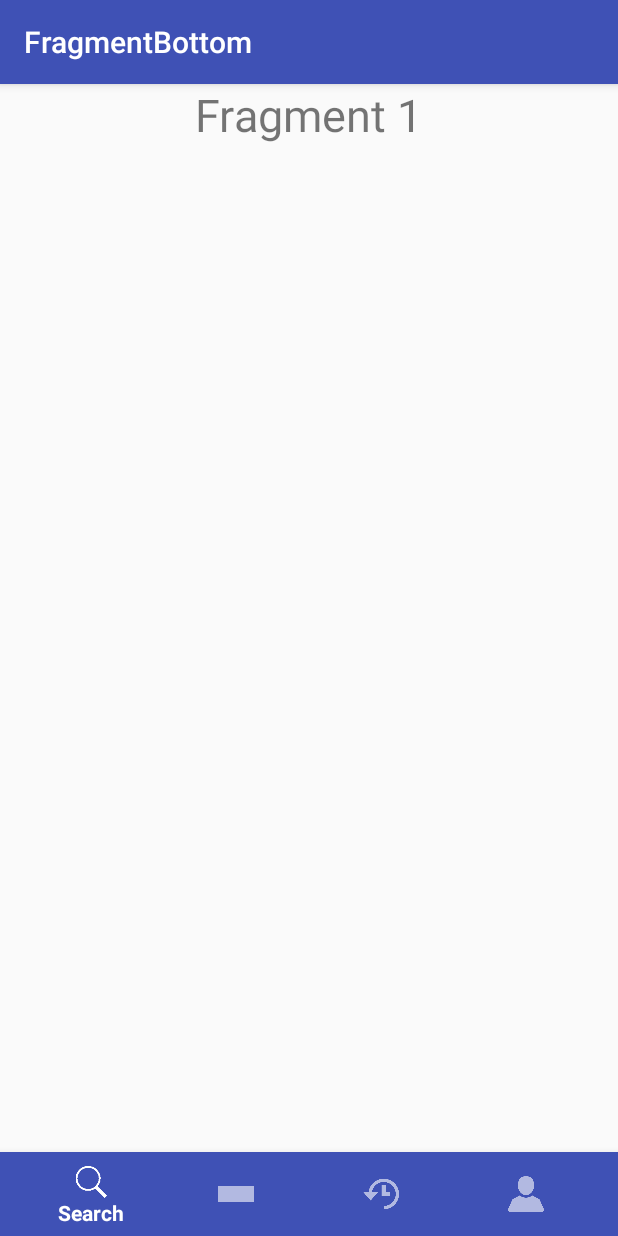
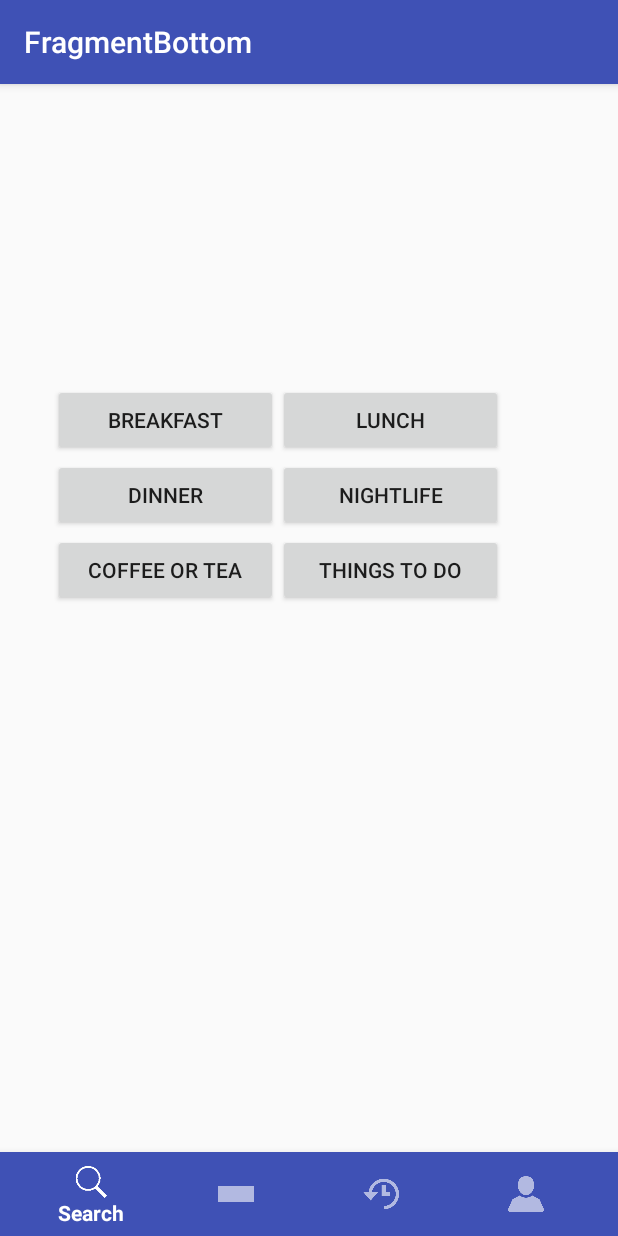
Before and after one commit to Abdul-Razzak/Project, an Android app: the ItemOneFragment screen opened directly, with no data from a screen before it, on a phone screen of 412 x 824 dp. Run offline under Robolectric (Android 15) with nearby library versions, the phone set to English and light mode, and no system bars.

Commit message:
Added buttons and changed user profile fields

```diff
--- a/app/src/main/res/layout/activity_edit_profile.xml
+++ b/app/src/main/res/layout/activity_edit_profile.xml
@@ -32,32 +32,32 @@
         android:textColorHint="#bbbbbb" />
 
     <EditText
-        android:id="@+id/eUserName"
+        android:id="@+id/eNumber"
         android:layout_width="match_parent"
         android:layout_height="wrap_content"
         android:padding="10dp"
         android:background="@drawable/text_not_curve"
-        android:hint="User Name"
+        android:hint="Phone Number"
         android:layout_marginBottom="10dp"
         android:textColorHint="#bbbbbb" />
 
     <EditText
-        android:id="@+id/eAge"
+        android:id="@+id/eGender"
         android:layout_width="match_parent"
         android:layout_height="wrap_content"
         android:padding="10dp"
         android:background="@drawable/text_not_curve"
-        android:hint="Age"
+        android:hint="Gender"
         android:layout_marginBottom="10dp"
         android:textColorHint="#bbbbbb" />
 
     <EditText
-        android:id="@+id/eCity"
+        android:id="@+id/eBio"
         android:layout_width="match_parent"
         android:layout_height="wrap_content"
         android:padding="10dp"
         android:background="@drawable/text_not_curve"
-        android:hint="City"
+        android:hint="Bio"
         android:layout_marginBottom="10dp"
         android:textColorHint="#bbbbbb" />
 
@@ -93,7 +93,7 @@
         android:layout_width="match_parent"
         android:layout_height="wrap_content"
         android:padding="10dp"
-        android:text="UPDATE YOUR PROFILE"
+        android:text="Save Profile"
         />
 
 
--- a/app/src/main/res/layout/fragment_item_one.xml
+++ b/app/src/main/res/layout/fragment_item_one.xml
@@ -4,11 +4,70 @@
     android:layout_height="match_parent"
     tools:context="com.learn2crack.ItemOneFragment">
 
-    <TextView
-        android:layout_width="wrap_content"
-        android:layout_height="wrap_content"
-        android:layout_centerHorizontal="true"
-        android:text="Fragment 1"
-        android:textSize="30sp"/>
+    <LinearLayout
+        android:layout_width="match_parent"
+        android:layout_height="match_parent"
+        android:orientation="horizontal" >
+        <Button
+            android:id="@+id/breakfast"
+            android:layout_width="150dp"
+            android:layout_height="wrap_content"
+            android:layout_marginLeft="80dp"
+            android:layout_marginStart="35dp"
+            android:layout_marginTop="200dp"
+            android:text="Breakfast" />
+
+        <Button
+            android:id="@+id/lunch"
+            android:layout_width="150dp"
+            android:layout_height="wrap_content"
+            android:layout_marginTop="200dp"
+            android:text="Lunch" />
+    </LinearLayout>
+
+    <LinearLayout
+        android:layout_width="match_parent"
+        android:layout_height="match_parent"
+        android:orientation="horizontal" >
+        <Button
+            android:id="@+id/dinner"
+            android:layout_width="150dp"
+            android:layout_height="wrap_content"
+            android:layout_marginLeft="80dp"
+            android:layout_marginStart="35dp"
+            android:layout_marginTop="250dp"
+            android:text="Dinner" />
+
+        <Button
+            android:id="@+id/nightlife"
+            android:layout_width="150dp"
+            android:layout_height="wrap_content"
+            android:layout_marginTop="250dp"
+            android:text="Nightlife" />
+    </LinearLayout>
+
+    <LinearLayout
+        android:layout_width="match_parent"
+        android:layout_height="match_parent"
+        android:orientation="horizontal" >
+
+        <Button
+            android:id="@+id/coffee"
+            android:layout_width="150dp"
+            android:layout_height="wrap_content"
+            android:layout_marginLeft="80dp"
+            android:layout_marginStart="35dp"
+            android:layout_marginTop="300dp"
+            android:text="Coffee or Tea" />
+
+        <Button
+            android:id="@+id/things"
+            android:layout_width="150dp"
+            android:layout_height="wrap_content"
+            android:layout_marginTop="300dp"
+            android:text="Things to do" />
+
+    </LinearLayout>
+
 
 </RelativeLayout>
```
